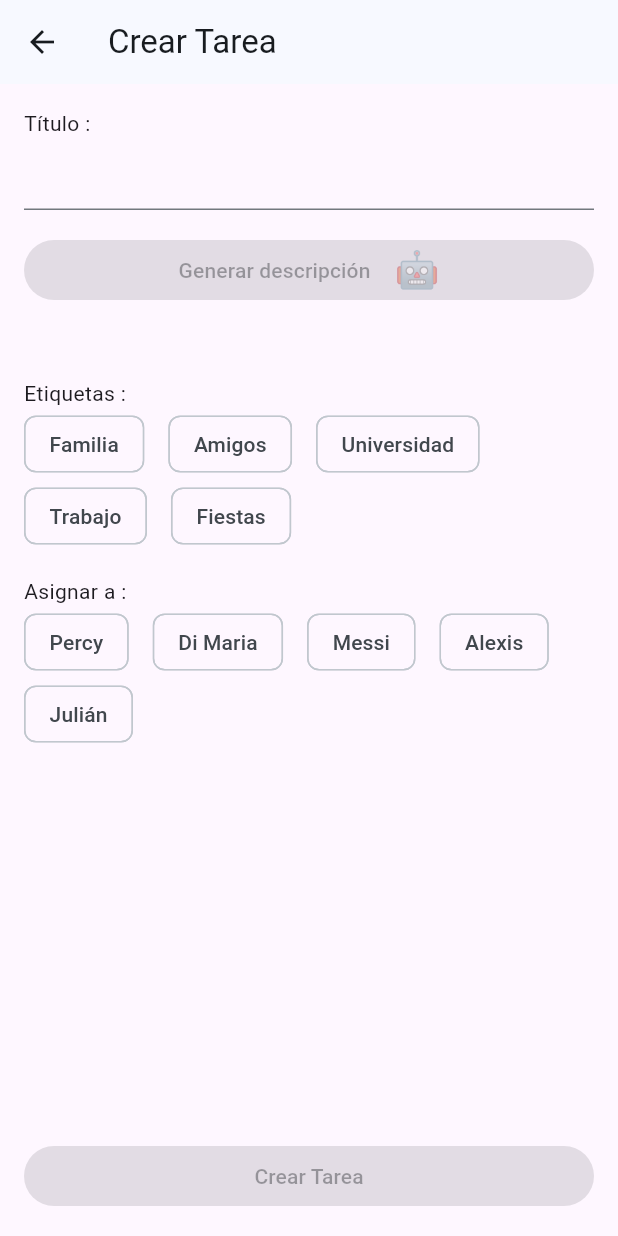
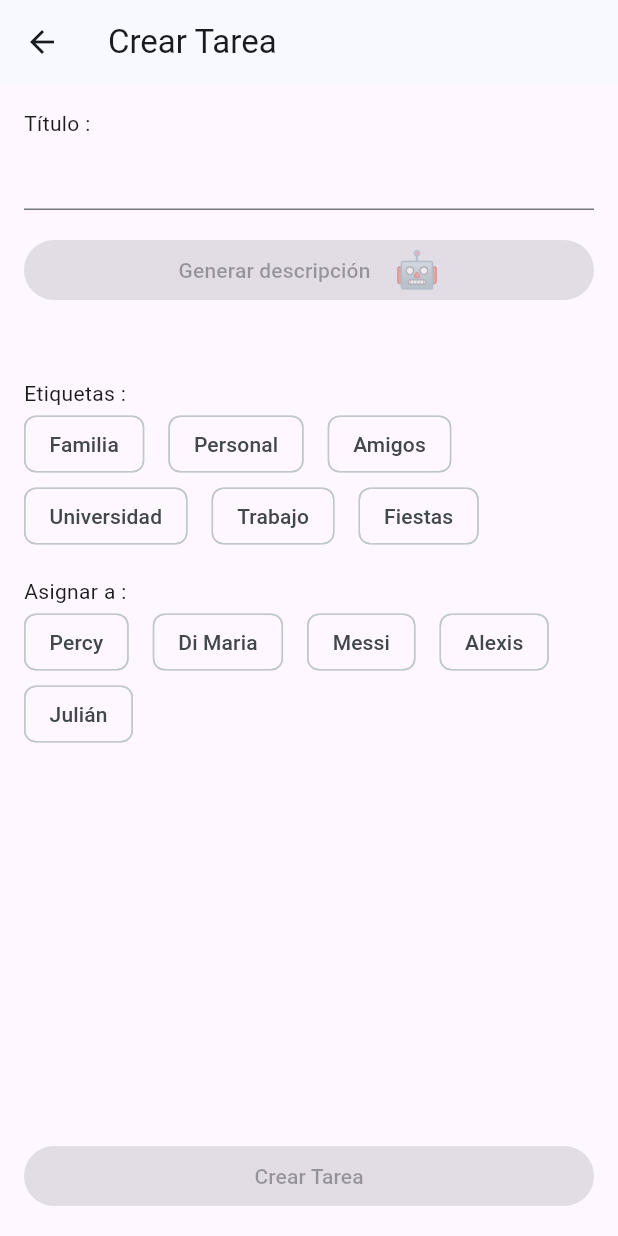
Before and after one commit to BSolPercyTomicha/todo_app, a Flutter app: the screen it shows after launch, item 2 of the bottom bar chosen, after a tap on "Nueva Tarea", on a phone screen of 412 x 824 dp. Run offline on Flutter 3.47's test engine with Material 3 defaults, Android fonts, the phone set to English and light mode, and no system bars; our stand-ins replace equatable, flutter_bloc, flutter_dotenv, get_it.

Commit message:
ADD: Update Task and test

```diff
--- a/lib/app.dart
+++ b/lib/app.dart
@@ -2,6 +2,7 @@ import 'package:flutter/material.dart';
 import 'package:flutter_bloc/flutter_bloc.dart';
 import 'di.dart';
 import 'theme/presentation/bloc/theme.cubit.dart';
+import 'features/task/domain/entities/task.entity.dart';
 import 'features/task/presentation/bloc/task.bloc.dart';
 import 'features/task/presentation/pages/tasks.page.dart';
 import 'features/task/presentation/pages/statistics.page.dart';
@@ -55,7 +56,10 @@ class _MyTodoAppState extends State<MyTodoApp> {
               ),
             ),
             routes: {
-              '/task/create': (context) => const TaskCreatePage(),
+              TaskCreatePage.routeName: (context) => TaskCreatePage(
+                    taskEntity: ModalRoute.of(context)!.settings.arguments
+                        as TaskEntity?,
+                  ),
             },
             home: Scaffold(
               appBar: _selectedIndex == 0
@@ -84,7 +88,10 @@ class _MyTodoAppState extends State<MyTodoApp> {
                     icon: const Icon(Icons.add),
                     label: const Text('Nueva Tarea'),
                     onPressed: () {
-                      Navigator.pushNamed(context, '/task/create');
+                      Navigator.pushNamed(
+                        context,
+                        TaskCreatePage.routeName,
+                      );
                     },
                     tooltip: 'Crear nueva tarea',
                   );
--- a/lib/di.dart
+++ b/lib/di.dart
@@ -6,6 +6,7 @@ import 'features/task/presentation/bloc/ia.bloc.dart';
 import 'features/task/presentation/bloc/task.bloc.dart';
 import 'features/task/domain/repositories/ia.repository.dart';
 import 'features/task/domain/usecases/get_tasks.usecase.dart';
+import 'features/task/domain/usecases/update_task.usecase.dart';
 import 'features/task/domain/usecases/create_task.usecase.dart';
 import 'features/task/domain/usecases/delete_task.usecase.dart';
 import 'features/task/domain/repositories/task.repository.dart';
@@ -24,8 +25,14 @@ void setupDependencies() {
       .registerLazySingleton<TaskRepository>(() => TaskRepositoryImpl(getIt()));
   getIt.registerLazySingleton(() => GetTasksUseCase(getIt()));
   getIt.registerLazySingleton(() => CreateTaskUseCase(getIt()));
+  getIt.registerLazySingleton(() => UpdateTaskUseCase(getIt()));
   getIt.registerLazySingleton(() => DeleteTaskUseCase(getIt()));
-  getIt.registerFactory(() => TaskBloc(getIt(), getIt(), getIt()));
+  getIt.registerFactory(() => TaskBloc(
+        getIt(),
+        getIt(),
+        getIt(),
+        getIt(),
+      ));
   getIt.registerFactory(() => ThemeCubit());
 
   getIt.registerLazySingleton<IAssistantClient>(() => AzureOpenAIClient());
--- a/lib/features/task/domain/repositories/task.repository.dart
+++ b/lib/features/task/domain/repositories/task.repository.dart
@@ -2,6 +2,7 @@ import 'package:todo_app/features/task/domain/entities/task.entity.dart';
 
 abstract class TaskRepository {
   Future<void> createTask(TaskEntity task);
+  Future<void> updateTask(TaskEntity task);
   Future<void> deleteTask(int taskId);
   Future<List<TaskEntity>> getTasks();
 }
--- /dev/null
+++ b/lib/features/task/domain/usecases/update_task.usecase.dart
@@ -0,0 +1,12 @@
+import '../entities/task.entity.dart';
+import '../repositories/task.repository.dart';
+
+class UpdateTaskUseCase {
+  final TaskRepository _taskRepository;
+
+  UpdateTaskUseCase(this._taskRepository);
+
+  Future<void> call(TaskEntity task) async {
+    await _taskRepository.updateTask(task);
+  }
+}
--- a/lib/features/task/presentation/bloc/task.event.dart
+++ b/lib/features/task/presentation/bloc/task.event.dart
@@ -7,14 +7,24 @@ class GetTasks extends TaskEvent {
   GetTasks({this.filter = TaskFilter.pending});
 }
 
-class CreateTask extends TaskEvent {
+class ChangeStatus extends TaskEvent {
+  final TaskEntity taskEntity;
+  ChangeStatus(this.taskEntity);
+}
+
+class SendTask extends TaskEvent {
+  final int? id;
   final String title;
   final String description;
+  final bool isCompleted;
   final List<String> tags;
   final String assignedUser;
-  CreateTask({
+
+  SendTask({
+    this.id,
     required this.title,
     required this.description,
+    required this.isCompleted,
     required this.tags,
     required this.assignedUser,
   });
--- a/lib/features/task/presentation/pages/task_create.page.dart
+++ b/lib/features/task/presentation/pages/task_create.page.dart
@@ -3,14 +3,34 @@ import 'package:flutter_bloc/flutter_bloc.dart';
 import '../bloc/ia.bloc.dart';
 import '../bloc/task.bloc.dart';
 import '../widgets/typing_text.widget.dart';
+import '../../domain/entities/task.entity.dart';
 import '../../../../shared/platform_snackbar.dart';
 import '../widgets/selectable_chips_group.widget.dart';
 
-const _tags = ['Familia', 'Amigos', 'Universidad', 'Trabajo', 'Fiestas'];
-const _users = ['Percy', 'Di Maria', 'Messi', 'Alexis', 'Julián'];
+const _tags = [
+  'Familia',
+  'Personal',
+  'Amigos',
+  'Universidad',
+  'Trabajo',
+  'Fiestas',
+];
+const _users = [
+  'Percy',
+  'Di Maria',
+  'Messi',
+  'Alexis',
+  'Julián',
+];
 
 class TaskCreatePage extends StatefulWidget {
-  const TaskCreatePage({super.key});
+  final TaskEntity? taskEntity;
+  const TaskCreatePage({
+    super.key,
+    this.taskEntity,
+  });
+
+  static const routeName = '/task/create';
 
   @override
   State<TaskCreatePage> createState() => _TaskCreatePageState();
@@ -18,17 +38,32 @@ class TaskCreatePage extends StatefulWidget {
 
 class _TaskCreatePageState extends State<TaskCreatePage> {
   final _titleController = TextEditingController();
-  final List<String> _tagsSelected = [];
+  List<String> _tagsSelected = [];
+  int? _id;
   String _titleTask = '';
   String _description = '';
+  bool _isCompleted = false;
   String _userSelected = '';
   bool _enabled = false;
   bool _showDescription = false;
   bool _isEnabledCreateTaskButton = false;
+  TaskEntity? _taskEntity;
 
   @override
   void initState() {
-    _description = '';
+    _taskEntity = widget.taskEntity;
+    if (_taskEntity != null) {
+      _id = _taskEntity?.id;
+      _titleController.text = _taskEntity!.title;
+      _titleTask = _taskEntity!.title;
+      _description = _taskEntity!.description;
+      _isCompleted = _taskEntity!.isCompleted;
+      _tagsSelected = _taskEntity!.tags;
+      _userSelected = _taskEntity!.assignedUser;
+      _enabled = true;
+      _showDescription = false;
+      _isEnabledCreateTaskButton = true;
+    }
     super.initState();
   }
 
@@ -46,7 +81,8 @@ class _TaskCreatePageState extends State<TaskCreatePage> {
     final bottomPadding = MediaQuery.paddingOf(context).bottom;
 
     return Scaffold(
-      appBar: AppBar(title: const Text('Crear Tarea')),
+      appBar: AppBar(
+          title: Text('${_taskEntity == null ? 'Crear' : 'Editar'} Tarea')),
       body: Padding(
         padding: const EdgeInsets.all(16.0),
         child: SingleChildScrollView(
@@ -93,6 +129,8 @@ class _TaskCreatePageState extends State<TaskCreatePage> {
               const SizedBox(
                 height: 16,
               ),
+              if (_description.isNotEmpty && !_showDescription)
+                TypingText(text: _description),
               if (_showDescription)
                 BlocConsumer<IABloc, IAState>(
                   listener: (context, state) {
@@ -164,9 +202,11 @@ class _TaskCreatePageState extends State<TaskCreatePage> {
                             'Es posible que el título de tu tarea haya cambiado. Considera generar una nueva descripción.');
                   } else {
                     context.read<TaskBloc>().add(
-                          CreateTask(
+                          SendTask(
+                            id: _id,
                             title: _titleTask,
                             description: _description,
+                            isCompleted: _isCompleted,
                             tags: _tagsSelected,
                             assignedUser: _userSelected,
                           ),
@@ -175,7 +215,7 @@ class _TaskCreatePageState extends State<TaskCreatePage> {
                   }
                 }
               : null,
-          child: const Text('Crear Tarea'),
+          child: Text('${_taskEntity == null ? 'Crear' : 'Actualizar'} Tarea'),
         ),
       ),
     );
```
Also changed, not shown: lib/features/task/data/datasources/temporal/task_temporal.datasource.dart (+17 -8 lines), lib/features/task/data/repositories/task.repository.impl.dart (+7 -0 lines), lib/features/task/presentation/bloc/task.bloc.dart (+32 -8 lines), lib/features/task/presentation/widgets/task_item.widget.dart (+11 -2 lines), lib/features/task/presentation/widgets/typing_text.widget.dart (+8 -6 lines), 1 other file.
